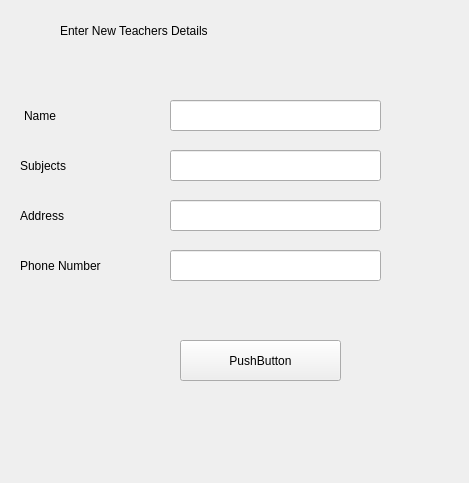
Qt form newteacher.ui (AfolabiSunday/timetable_generator) before a commit.
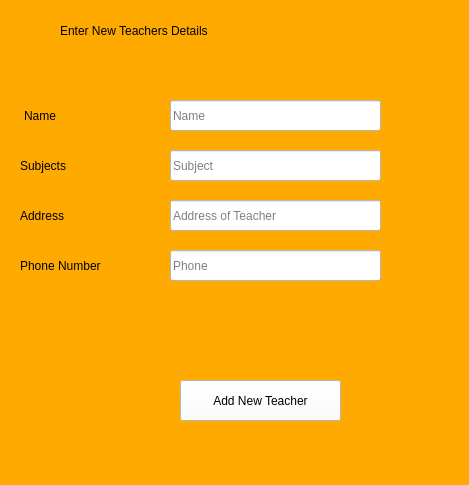
The same form after that commit.

```diff
--- a/newteacher.ui
+++ b/newteacher.ui
@@ -7,12 +7,17 @@
     <x>0</x>
     <y>0</y>
     <width>469</width>
-    <height>483</height>
+    <height>485</height>
    </rect>
   </property>
   <property name="windowTitle">
    <string>Form</string>
   </property>
+  <property name="styleSheet">
+   <string notr="true">font: 10pt &quot;MS Shell Dlg 2&quot;;
+background-color: rgb(255, 170, 0);
+</string>
+  </property>
   <widget class="QLabel" name="label">
    <property name="geometry">
     <rect>
@@ -38,6 +43,12 @@
      <height>31</height>
     </rect>
    </property>
+   <property name="styleSheet">
+    <string notr="true">background-color: rgb(255, 255, 255);</string>
+   </property>
+   <property name="placeholderText">
+    <string>Name</string>
+   </property>
   </widget>
   <widget class="QLabel" name="label_2">
    <property name="geometry">
@@ -112,6 +123,12 @@
      <height>31</height>
     </rect>
    </property>
+   <property name="styleSheet">
+    <string notr="true">background-color: rgb(255, 255, 255);</string>
+   </property>
+   <property name="placeholderText">
+    <string>Subject</string>
+   </property>
   </widget>
   <widget class="QLineEdit" name="lineEdit_3">
    <property name="geometry">
@@ -122,6 +139,12 @@
      <height>31</height>
     </rect>
    </property>
+   <property name="styleSheet">
+    <string notr="true">background-color: rgb(255, 255, 255);</string>
+   </property>
+   <property name="placeholderText">
+    <string>Address of Teacher</string>
+   </property>
   </widget>
   <widget class="QLineEdit" name="lineEdit_4">
    <property name="geometry">
@@ -132,18 +155,40 @@
      <height>31</height>
     </rect>
    </property>
+   <property name="styleSheet">
+    <string notr="true">background-color: rgb(255, 255, 255);</string>
+   </property>
+   <property name="placeholderText">
+    <string>Phone</string>
+   </property>
   </widget>
   <widget class="QPushButton" name="pushButton">
    <property name="geometry">
     <rect>
      <x>180</x>
-     <y>340</y>
+     <y>380</y>
      <width>161</width>
      <height>41</height>
     </rect>
    </property>
+   <property name="styleSheet">
+    <string notr="true">background-color: rgb(255, 255, 255);</string>
+   </property>
    <property name="text">
-    <string>PushButton</string>
+    <string>Add New Teacher</string>
+   </property>
+  </widget>
+  <widget class="QLabel" name="label_7">
+   <property name="geometry">
+    <rect>
+     <x>160</x>
+     <y>300</y>
+     <width>221</width>
+     <height>41</height>
+    </rect>
+   </property>
+   <property name="text">
+    <string/>
    </property>
   </widget>
  </widget>
```
